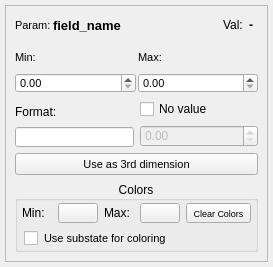
The window that widgets/SubstateDisplayWidget.ui (dmacri/OOpenCal-Viewer) describes before a commit, drawn with Qt 5.
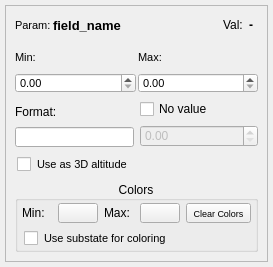
The same window after the commit.

The edit to the form file:
```diff
--- a/widgets/SubstateDisplayWidget.ui
+++ b/widgets/SubstateDisplayWidget.ui
@@ -340,7 +340,7 @@
          <number>0</number>
         </property>
         <item>
-         <widget class="QPushButton" name="use3dButton">
+         <widget class="QCheckBox" name="use3dCheckBox">
           <property name="maximumSize">
            <size>
             <width>16777215</width>
@@ -348,10 +348,10 @@
            </size>
           </property>
           <property name="styleSheet">
-           <string>QPushButton { font-size: 8pt; padding: 2px; }</string>
+           <string>QCheckBox { font-size: 8pt; padding: 2px; }</string>
           </property>
           <property name="text">
-           <string>Use as 3rd dimension</string>
+           <string>Use as 3D altitude</string>
           </property>
          </widget>
         </item>
```
Left out of the diff: 6 changed lines with no effect on the pictures.
